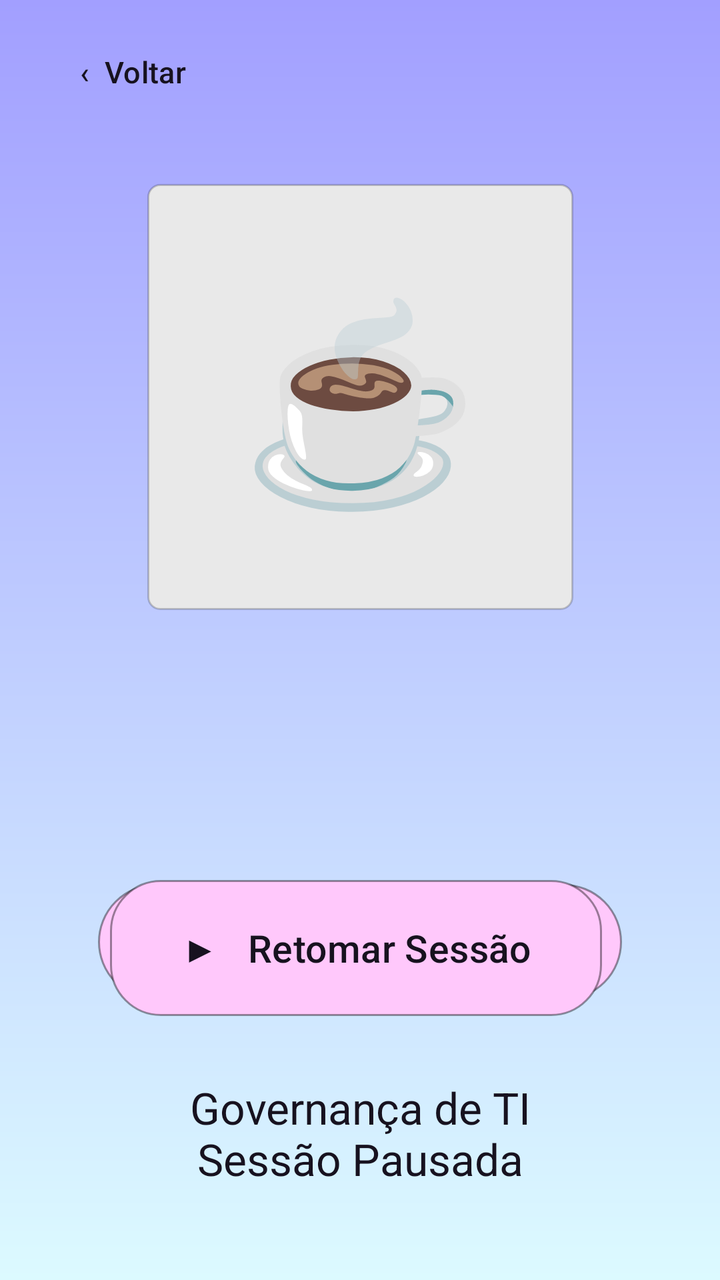
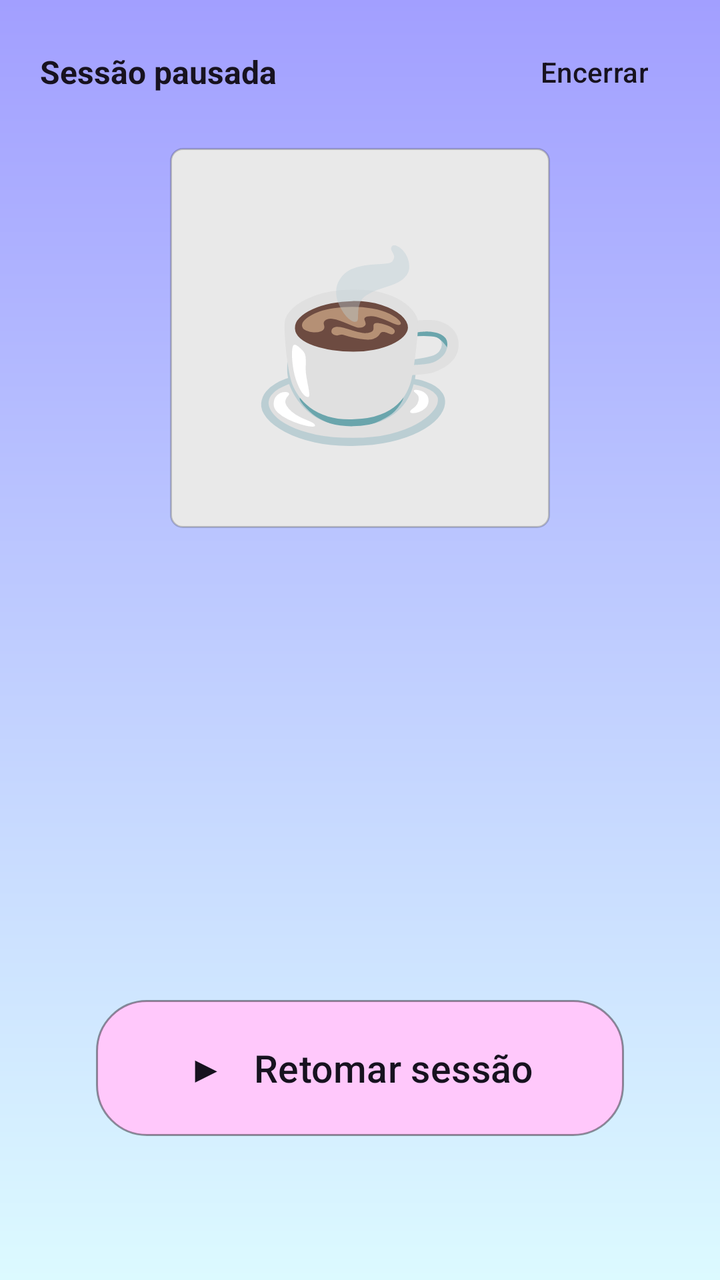

Screens rendered from an Android XML layout before and after an edit, with the pre-edit source and the edit as a unified diff.
<!-- AndroidManifest.xml: application theme Theme.FocaAi -->
<!-- res/layout/activity_sessao_pausada.xml -->
<?xml version="1.0" encoding="utf-8"?>
<androidx.constraintlayout.widget.ConstraintLayout xmlns:android="http://schemas.android.com/apk/res/android"
    xmlns:app="http://schemas.android.com/apk/res-auto"
    xmlns:tools="http://schemas.android.com/tools"
    android:id="@+id/main"
    android:layout_width="match_parent"
    android:layout_height="match_parent"
    android:background="@drawable/bg_foca_gradient"
    tools:context=".activities.SessaoPausadaActivity">

    <Button
        android:id="@+id/btnVoltarPausada"
        android:layout_width="wrap_content"
        android:layout_height="48dp"
        android:layout_marginStart="16dp"
        android:layout_marginTop="12dp"
        android:background="@android:color/transparent"
        android:text="‹  Voltar"
        android:textAllCaps="false"
        android:textColor="@color/foca_text"
        android:textSize="15sp"
        app:backgroundTint="@null"
        app:layout_constraintStart_toStartOf="parent"
        app:layout_constraintTop_toTopOf="parent" />

    <TextView
        android:id="@+id/txtIlustracaoPausada"
        android:layout_width="213dp"
        android:layout_height="213dp"
        android:layout_marginTop="92dp"
        android:background="@drawable/card_foca"
        android:gravity="center"
        android:text="☕"
        android:textSize="96sp"
        app:layout_constraintTop_toTopOf="parent"
        app:layout_constraintStart_toStartOf="parent"
        app:layout_constraintEnd_toEndOf="parent" />

    <TextView
        android:id="@+id/txtCronometroPausado"
        android:layout_width="match_parent"
        android:layout_height="wrap_content"
        android:layout_marginTop="12dp"
        android:gravity="center"
        android:textColor="@color/foca_text"
        android:textSize="72sp"
        app:layout_constraintEnd_toEndOf="parent"
        app:layout_constraintStart_toStartOf="parent"
        app:layout_constraintTop_toBottomOf="@id/txtIlustracaoPausada" />

    <LinearLayout
        android:id="@+id/linhaCiclosPausada"
        android:layout_width="match_parent"
        android:layout_height="80dp"
        android:layout_marginTop="18dp"
        android:gravity="center"
        android:orientation="horizontal"
        app:layout_constraintTop_toBottomOf="@id/txtCronometroPausado"
        app:layout_constraintStart_toStartOf="parent"
        app:layout_constraintEnd_toEndOf="parent">

        <TextView
            android:layout_width="58dp"
            android:layout_height="58dp"
            android:layout_margin="5dp"
            android:background="@drawable/circulo_ciclo_foca"
            android:gravity="center"
            android:textColor="@color/foca_text"
            android:textSize="22sp" />

        <TextView
            android:layout_width="58dp"
            android:layout_height="58dp"
            android:layout_margin="5dp"
            android:background="@drawable/circulo_ciclo_foca"
            android:gravity="center"
            android:textColor="@color/foca_text"
            android:textSize="20sp" />

        <TextView
            android:layout_width="58dp"
            android:layout_height="58dp"
            android:layout_margin="5dp"
            android:background="@drawable/circulo_ciclo_foca"
            android:gravity="center"
            android:textColor="@color/foca_text"
            android:textSize="20sp" />

        <TextView
            android:layout_width="58dp"
            android:layout_height="58dp"
            android:layout_margin="5dp"
            android:background="@drawable/circulo_ciclo_foca"
            android:gravity="center"
            android:textColor="@color/foca_text"
            android:textSize="20sp" />
    </LinearLayout>

    <TextView
        android:id="@+id/txtStatusPausada"
        android:layout_width="0dp"
        android:layout_height="wrap_content"
        android:layout_marginStart="28dp"
        android:layout_marginEnd="28dp"
        android:layout_marginTop="28dp"
        android:gravity="center"
        android:text="Governança de TI\nSessão Pausada"
        android:textColor="@color/foca_text"
        android:textSize="22sp"
        app:layout_constraintTop_toBottomOf="@id/linhaCiclosPausada"
        app:layout_constraintStart_toStartOf="parent"
        app:layout_constraintEnd_toEndOf="parent" />

    <Button
        android:id="@+id/btnRetomarSessao"
        android:layout_width="0dp"
        android:layout_height="68dp"
        android:layout_marginStart="55dp"
        android:layout_marginEnd="59dp"
        android:layout_marginBottom="132dp"
        android:background="@drawable/button_foca_pink"
        android:text="▶   Retomar Sessão"
        android:textAllCaps="false"
        android:textColor="@color/foca_text"
        android:textSize="19sp"
        app:backgroundTint="@null"
        app:layout_constraintBottom_toBottomOf="parent"
        app:layout_constraintStart_toStartOf="parent"
        app:layout_constraintEnd_toEndOf="parent" />

</androidx.constraintlayout.widget.ConstraintLayout>
<!-- resources referenced by this layout -->
<resources>
  <color name="foca_text">#17121F</color>
  <!-- drawable bg_foca_gradient (drawable) -->
  <?xml version="1.0" encoding="utf-8"?>
  <shape xmlns:android="http://schemas.android.com/apk/res/android" android:shape="rectangle">
      <gradient android:angle="270" android:startColor="#A29FFF" android:endColor="#DCFAFF" android:type="linear" />
  </shape>
  <!-- drawable button_foca_pink (drawable) -->
  <?xml version="1.0" encoding="utf-8"?>
  <shape xmlns:android="http://schemas.android.com/apk/res/android" android:shape="rectangle">
      <solid android:color="#FFC8FB" />
      <corners android:radius="25dp" />
      <stroke android:width="1dp" android:color="#66000000" />
  </shape>
  <!-- drawable card_foca (drawable) -->
  <?xml version="1.0" encoding="utf-8"?>
  <shape xmlns:android="http://schemas.android.com/apk/res/android" android:shape="rectangle">
      <solid android:color="#E9E9E9" />
      <corners android:radius="6dp" />
      <stroke android:width="1dp" android:color="#33000000" />
  </shape>
  <!-- drawable circulo_ciclo_foca (drawable) -->
  <?xml version="1.0" encoding="utf-8"?>
  <shape xmlns:android="http://schemas.android.com/apk/res/android" android:shape="oval">
      <solid android:color="#FFC8FB" />
      <stroke android:width="1dp" android:color="#66000000" />
  </shape>
  <style name="Theme.FocaAi" parent="Base.Theme.FocaAi" />
  <style name="Base.Theme.FocaAi" parent="Theme.Material3.DayNight.NoActionBar">
          
          
      </style>
</resources>

<!-- the commit's change to res/layout/activity_sessao_pausada.xml (unified diff, before → after) -->
@@ -8,30 +8,43 @@
     android:background="@drawable/bg_foca_gradient"
     tools:context=".activities.SessaoPausadaActivity">
 
-    <Button
-        android:id="@+id/btnVoltarPausada"
+    <TextView
         android:layout_width="wrap_content"
         android:layout_height="48dp"
-        android:layout_marginStart="16dp"
+        android:layout_marginStart="20dp"
+        android:layout_marginTop="12dp"
+        android:gravity="center_vertical"
+        android:text="Sessão pausada"
+        android:textColor="@color/foca_text"
+        android:textSize="16sp"
+        android:textStyle="bold"
+        app:layout_constraintStart_toStartOf="parent"
+        app:layout_constraintTop_toTopOf="parent" />
+
+    <Button
+        android:id="@+id/btnEncerrarPausada"
+        android:layout_width="wrap_content"
+        android:layout_height="48dp"
+        android:layout_marginEnd="12dp"
         android:layout_marginTop="12dp"
         android:background="@android:color/transparent"
-        android:text="‹  Voltar"
+        android:text="Encerrar"
         android:textAllCaps="false"
         android:textColor="@color/foca_text"
-        android:textSize="15sp"
+        android:textSize="14sp"
         app:backgroundTint="@null"
-        app:layout_constraintStart_toStartOf="parent"
+        app:layout_constraintEnd_toEndOf="parent"
         app:layout_constraintTop_toTopOf="parent" />
 
     <TextView
         android:id="@+id/txtIlustracaoPausada"
-        android:layout_width="213dp"
-        android:layout_height="213dp"
-        android:layout_marginTop="92dp"
+        android:layout_width="190dp"
+        android:layout_height="190dp"
+        android:layout_marginTop="74dp"
         android:background="@drawable/card_foca"
         android:gravity="center"
         android:text="☕"
-        android:textSize="96sp"
+        android:textSize="90sp"
         app:layout_constraintTop_toTopOf="parent"
         app:layout_constraintStart_toStartOf="parent"
         app:layout_constraintEnd_toEndOf="parent" />
@@ -40,61 +53,24 @@
         android:id="@+id/txtCronometroPausado"
         android:layout_width="match_parent"
         android:layout_height="wrap_content"
-        android:layout_marginTop="12dp"
+        android:layout_marginTop="18dp"
         android:gravity="center"
         android:textColor="@color/foca_text"
         android:textSize="72sp"
-        app:layout_constraintEnd_toEndOf="parent"
+        app:layout_constraintTop_toBottomOf="@id/txtIlustracaoPausada"
         app:layout_constraintStart_toStartOf="parent"
-        app:layout_constraintTop_toBottomOf="@id/txtIlustracaoPausada" />
+        app:layout_constraintEnd_toEndOf="parent" />
 
     <LinearLayout
         android:id="@+id/linhaCiclosPausada"
         android:layout_width="match_parent"
-        android:layout_height="80dp"
+        android:layout_height="64dp"
         android:layout_marginTop="18dp"
         android:gravity="center"
         android:orientation="horizontal"
         app:layout_constraintTop_toBottomOf="@id/txtCronometroPausado"
         app:layout_constraintStart_toStartOf="parent"
-        app:layout_constraintEnd_toEndOf="parent">
-
-        <TextView
-            android:layout_width="58dp"
-            android:layout_height="58dp"
-            android:layout_margin="5dp"
-            android:background="@drawable/circulo_ciclo_foca"
-            android:gravity="center"
-            android:textColor="@color/foca_text"
-            android:textSize="22sp" />
-
-        <TextView
-            android:layout_width="58dp"
-            android:layout_height="58dp"
-            android:layout_margin="5dp"
-            android:background="@drawable/circulo_ciclo_foca"
-            android:gravity="center"
-            android:textColor="@color/foca_text"
-            android:textSize="20sp" />
-
-        <TextView
-            android:layout_width="58dp"
-            android:layout_height="58dp"
-            android:layout_margin="5dp"
-            android:background="@drawable/circulo_ciclo_foca"
-            android:gravity="center"
-            android:textColor="@color/foca_text"
-            android:textSize="20sp" />
-
-        <TextView
-            android:layout_width="58dp"
-            android:layout_height="58dp"
-            android:layout_margin="5dp"
-            android:background="@drawable/circulo_ciclo_foca"
-            android:gravity="center"
-            android:textColor="@color/foca_text"
-            android:textSize="20sp" />
-    </LinearLayout>
+        app:layout_constraintEnd_toEndOf="parent" />
 
     <TextView
         android:id="@+id/txtStatusPausada"
@@ -102,9 +78,8 @@
         android:layout_height="wrap_content"
         android:layout_marginStart="28dp"
         android:layout_marginEnd="28dp"
-        android:layout_marginTop="28dp"
+        android:layout_marginTop="24dp"
         android:gravity="center"
-        android:text="Governança de TI\nSessão Pausada"
         android:textColor="@color/foca_text"
         android:textSize="22sp"
         app:layout_constraintTop_toBottomOf="@id/linhaCiclosPausada"
@@ -115,11 +90,11 @@
         android:id="@+id/btnRetomarSessao"
         android:layout_width="0dp"
         android:layout_height="68dp"
-        android:layout_marginStart="55dp"
-        android:layout_marginEnd="59dp"
-        android:layout_marginBottom="132dp"
+        android:layout_marginStart="48dp"
+        android:layout_marginEnd="48dp"
+        android:layout_marginBottom="72dp"
         android:background="@drawable/button_foca_pink"
-        android:text="▶   Retomar Sessão"
+        android:text="▶   Retomar sessão"
         android:textAllCaps="false"
         android:textColor="@color/foca_text"
         android:textSize="19sp"
<!-- resource entries referenced after the edit -->
@@ -20,12 +20,6 @@
       <corners android:radius="6dp" />
       <stroke android:width="1dp" android:color="#33000000" />
   </shape>
-  <!-- drawable circulo_ciclo_foca (drawable) -->
-  <?xml version="1.0" encoding="utf-8"?>
-  <shape xmlns:android="http://schemas.android.com/apk/res/android" android:shape="oval">
-      <solid android:color="#FFC8FB" />
-      <stroke android:width="1dp" android:color="#66000000" />
-  </shape>
   <style name="Theme.FocaAi" parent="Base.Theme.FocaAi" />
   <style name="Base.Theme.FocaAi" parent="Theme.Material3.DayNight.NoActionBar">
           
